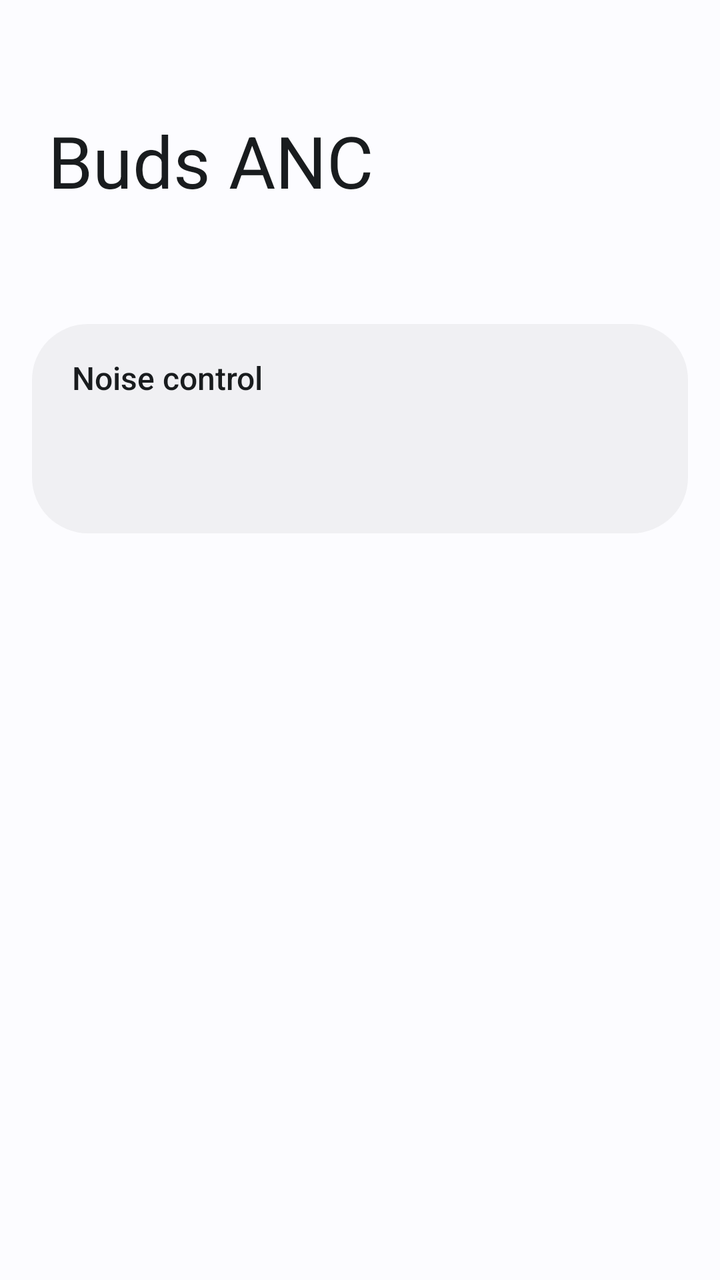
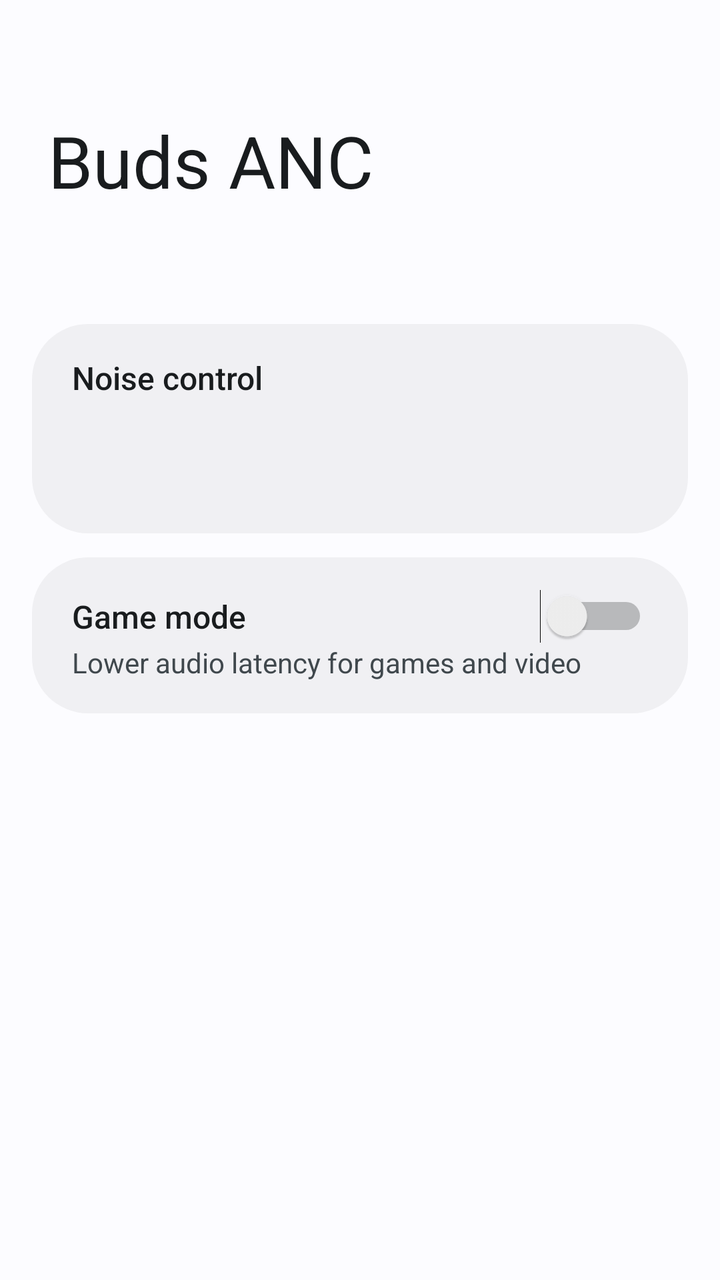

An Android layout rendered at two revisions. The XML below is the earlier revision; the diff shows what the commit changed to produce the second picture.
<!-- AndroidManifest.xml: application theme AppTheme -->
<!-- res/layout/activity_main.xml -->
<?xml version="1.0" encoding="utf-8"?>
<LinearLayout xmlns:android="http://schemas.android.com/apk/res/android"
    android:layout_width="match_parent"
    android:layout_height="match_parent"
    android:orientation="vertical"
    android:paddingHorizontal="16dp"
    android:paddingTop="56dp">

    <TextView
        android:layout_width="wrap_content"
        android:layout_height="wrap_content"
        android:paddingHorizontal="8dp"
        android:text="Buds ANC"
        android:textColor="@color/on_surface"
        android:textSize="36sp" />

    <TextView
        android:id="@+id/connection"
        android:layout_width="wrap_content"
        android:layout_height="wrap_content"
        android:layout_marginTop="4dp"
        android:paddingHorizontal="8dp"
        android:textColor="@color/on_surface_variant"
        android:textSize="16sp" />

    <LinearLayout
        android:layout_width="match_parent"
        android:layout_height="wrap_content"
        android:layout_marginTop="32dp"
        android:background="@drawable/bg_card"
        android:orientation="vertical"
        android:padding="16dp">

        <TextView
            android:layout_width="wrap_content"
            android:layout_height="wrap_content"
            android:paddingHorizontal="4dp"
            android:paddingBottom="16dp"
            android:fontFamily="sans-serif-medium"
            android:text="Noise control"
            android:textColor="@color/on_surface"
            android:textSize="16sp" />

        <LinearLayout
            android:id="@+id/modes"
            android:layout_width="match_parent"
            android:layout_height="wrap_content"
            android:divider="@drawable/gap"
            android:showDividers="middle" />

        <TextView
            android:id="@+id/detail"
            android:layout_width="wrap_content"
            android:layout_height="wrap_content"
            android:paddingHorizontal="4dp"
            android:paddingTop="16dp"
            android:textColor="@color/on_surface_variant"
            android:textSize="14sp" />
    </LinearLayout>

    <Button
        android:id="@+id/add_tile"
        android:layout_width="match_parent"
        android:layout_height="56dp"
        android:layout_marginTop="16dp"
        android:background="@drawable/bg_tonal"
        android:fontFamily="sans-serif-medium"
        android:stateListAnimator="@null"
        android:text="Add Quick Settings tile"
        android:textAllCaps="false"
        android:textColor="@color/on_secondary_container"
        android:textSize="14sp"
        android:visibility="gone" />

    <TextView
        android:id="@+id/hint"
        android:layout_width="wrap_content"
        android:layout_height="wrap_content"
        android:layout_marginTop="16dp"
        android:paddingHorizontal="8dp"
        android:text="Add the Buds ANC tile: pull down Quick Settings, tap edit and drag it in."
        android:textColor="@color/on_surface_variant"
        android:textSize="14sp"
        android:visibility="gone" />
</LinearLayout>
<!-- resources referenced by this layout -->
<resources>
  <color name="on_secondary_container">@android:color/system_accent2_900</color>
  <color name="on_surface">@android:color/system_neutral1_900</color>
  <color name="on_surface_variant">@android:color/system_neutral2_700</color>
  <!-- drawable bg_card (drawable) -->
  <?xml version="1.0" encoding="utf-8"?>
  <shape xmlns:android="http://schemas.android.com/apk/res/android">
      <corners android:radius="28dp" />
      <solid android:color="@color/surface_container" />
  </shape>
  <!-- drawable bg_tonal (drawable) -->
  <?xml version="1.0" encoding="utf-8"?>
  <ripple xmlns:android="http://schemas.android.com/apk/res/android" android:color="?android:attr/colorControlHighlight">
      <item>
          <shape><corners android:radius="100dp" /><solid android:color="@color/secondary_container" /></shape>
      </item>
  </ripple>
  <!-- drawable gap (drawable) -->
  <?xml version="1.0" encoding="utf-8"?>
  <shape xmlns:android="http://schemas.android.com/apk/res/android">
      <size android:width="8dp" android:height="8dp" />
  </shape>
  <style name="AppTheme" parent="@android:style/Theme.DeviceDefault.DayNight">
          <item name="android:windowActionBar">false</item>
          <item name="android:windowNoTitle">true</item>
          <item name="android:windowBackground">@color/surface</item>
          <item name="android:statusBarColor">@color/surface</item>
          <item name="android:navigationBarColor">@color/surface</item>
          <item name="android:windowLightStatusBar">@bool/light</item>
          <item name="android:windowLightNavigationBar">@bool/light</item>
      </style>
  <color name="surface_container">@android:color/system_neutral1_50</color>
  <color name="secondary_container">@android:color/system_accent2_100</color>
  <color name="surface">@android:color/system_neutral1_10</color>
</resources>

<!-- the commit's change to res/layout/activity_main.xml (unified diff, before → after) -->
@@ -58,6 +58,32 @@
             android:textSize="14sp" />
     </LinearLayout>
 
+    <LinearLayout
+        android:layout_width="match_parent"
+        android:layout_height="wrap_content"
+        android:layout_marginTop="12dp"
+        android:background="@drawable/bg_card"
+        android:orientation="vertical"
+        android:paddingHorizontal="20dp"
+        android:paddingVertical="16dp">
+
+        <Switch
+            android:id="@+id/game"
+            android:layout_width="match_parent"
+            android:layout_height="wrap_content"
+            android:fontFamily="sans-serif-medium"
+            android:text="Game mode"
+            android:textColor="@color/on_surface"
+            android:textSize="16sp" />
+
+        <TextView
+            android:layout_width="wrap_content"
+            android:layout_height="wrap_content"
+            android:text="Lower audio latency for games and video"
+            android:textColor="@color/on_surface_variant"
+            android:textSize="14sp" />
+    </LinearLayout>
+
     <Button
         android:id="@+id/add_tile"
         android:layout_width="match_parent"
